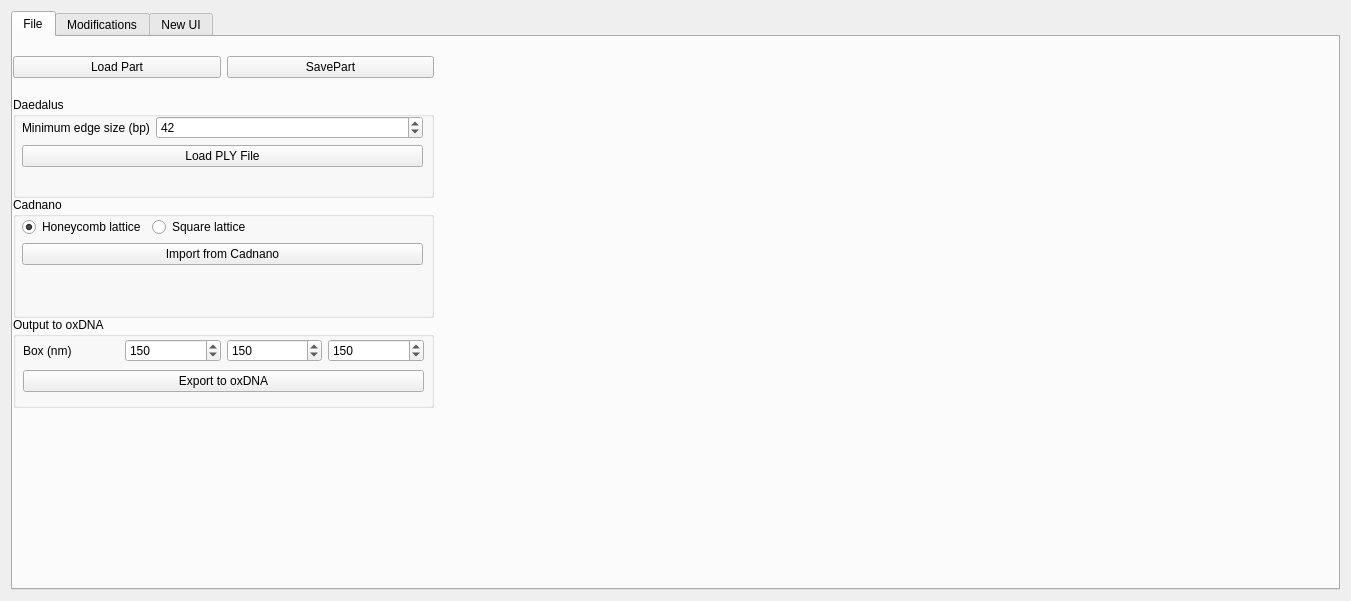
edellano/Adenita-SAMSON-Edition, file AdenitaCoreSE/form/SEAdenitaCoreSEAppGUI.ui: the form before one commit.
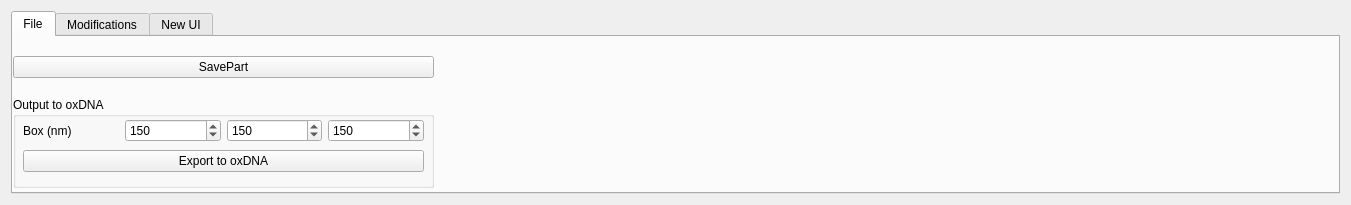
The form after the commit. The open tabs and pages were chosen to show the change.

Commit message: Solved minor bugin GetNucleotides of ADNBasePair Removed old load functions from legacy UI

```diff
--- a/AdenitaCoreSE/form/SEAdenitaCoreSEAppGUI.ui
+++ b/AdenitaCoreSE/form/SEAdenitaCoreSEAppGUI.ui
@@ -7,13 +7,13 @@
     <x>0</x>
     <y>0</y>
     <width>1351</width>
-    <height>601</height>
+    <height>205</height>
    </rect>
   </property>
   <property name="minimumSize">
    <size>
-    <width>457</width>
-    <height>601</height>
+    <width>1351</width>
+    <height>205</height>
    </size>
   </property>
   <property name="windowTitle">
@@ -42,13 +42,6 @@
          </property>
          <layout class="QGridLayout" name="gridLayout">
           <item row="0" column="0">
-           <widget class="QPushButton" name="btnLoadPart">
-            <property name="text">
-             <string>Load Part</string>
-            </property>
-           </widget>
-          </item>
-          <item row="0" column="1">
            <widget class="QPushButton" name="btnSavePart">
             <property name="text">
              <string>SavePart</string>
@@ -57,112 +50,11 @@
           </item>
          </layout>
         </widget>
-        <widget class="QGroupBox" name="groupBox">
-         <property name="geometry">
-          <rect>
-           <x>0</x>
-           <y>60</y>
-           <width>421</width>
-           <height>101</height>
-          </rect>
-         </property>
-         <property name="title">
-          <string>Daedalus</string>
-         </property>
-         <widget class="QWidget" name="formLayoutWidget">
-          <property name="geometry">
-           <rect>
-            <x>9</x>
-            <y>19</y>
-            <width>401</width>
-            <height>71</height>
-           </rect>
-          </property>
-          <layout class="QFormLayout" name="formLayout">
-           <item row="0" column="0">
-            <widget class="QLabel" name="label">
-             <property name="text">
-              <string>Minimum edge size (bp)</string>
-             </property>
-            </widget>
-           </item>
-           <item row="0" column="1">
-            <widget class="QSpinBox" name="spnDaedalusMinEdgeSize">
-             <property name="minimum">
-              <number>31</number>
-             </property>
-             <property name="maximum">
-              <number>600</number>
-             </property>
-             <property name="value">
-              <number>42</number>
-             </property>
-            </widget>
-           </item>
-           <item row="1" column="0" colspan="2">
-            <widget class="QPushButton" name="btnLoadPLYFile">
-             <property name="text">
-              <string>Load PLY File</string>
-             </property>
-            </widget>
-           </item>
-          </layout>
-         </widget>
-        </widget>
-        <widget class="QGroupBox" name="groupBox_2">
-         <property name="geometry">
-          <rect>
-           <x>0</x>
-           <y>160</y>
-           <width>421</width>
-           <height>121</height>
-          </rect>
-         </property>
-         <property name="title">
-          <string>Cadnano</string>
-         </property>
-         <widget class="QWidget" name="formLayoutWidget_2">
-          <property name="geometry">
-           <rect>
-            <x>9</x>
-            <y>20</y>
-            <width>401</width>
-            <height>80</height>
-           </rect>
-          </property>
-          <layout class="QFormLayout" name="formLayout_2">
-           <item row="0" column="0">
-            <widget class="QRadioButton" name="rdoCadnanoHoneycomb">
-             <property name="text">
-              <string>Honeycomb lattice</string>
-             </property>
-             <property name="checked">
-              <bool>true</bool>
-             </property>
-            </widget>
-           </item>
-           <item row="0" column="1">
-            <widget class="QRadioButton" name="rdoCadnanoSquareLattice">
-             <property name="text">
-              <string>Square lattice</string>
-             </property>
-            </widget>
-           </item>
-           <item row="1" column="0" colspan="2">
-            <widget class="QPushButton" name="btnImportFromCadnano">
-             <property name="text">
-              <string>Import from Cadnano</string>
-             </property>
-            </widget>
-           </item>
-          </layout>
-         </widget>
-        </widget>
         <widget class="QGroupBox" name="groupBox_3">
          <property name="geometry">
           <rect>
            <x>0</x>
-           <y>280</y>
+           <y>60</y>
            <width>421</width>
            <height>91</height>
           </rect>
```
Left out of the diff: 48 changed lines with no effect on the pictures. The commit also changes 3 other files.
